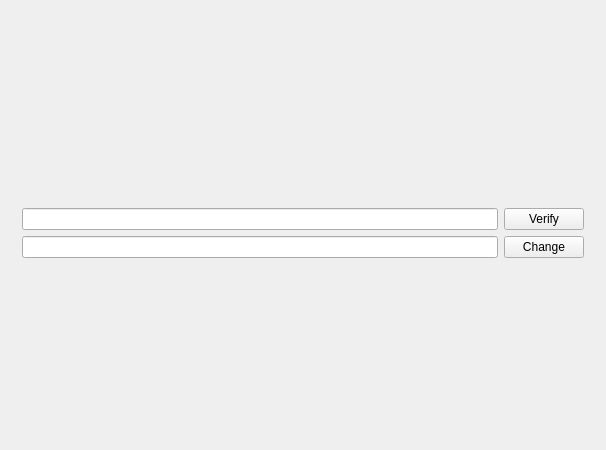
This is src/user/mainwidget.ui in MichaelLugq/ukey-auth as Qt 5 draws it before an edit. The edited form follows.
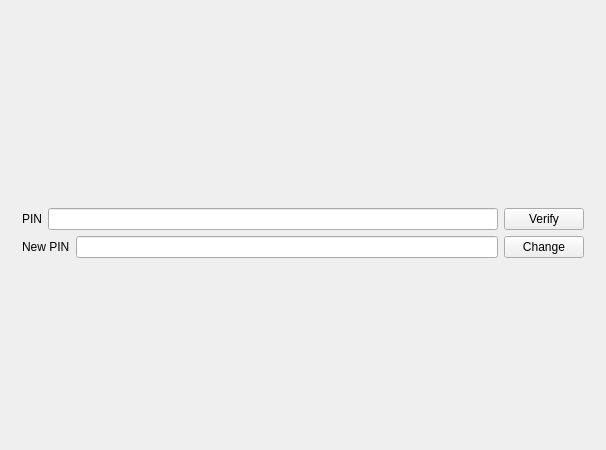
This is the edited form. The open tabs and pages were chosen to show the change.

Diff of the .ui file:
```diff
--- a/src/user/mainwidget.ui
+++ b/src/user/mainwidget.ui
@@ -36,6 +36,13 @@
        </item>
        <item>
         <layout class="QHBoxLayout" name="horizontalLayout_5">
+         <item>
+          <widget class="QLabel" name="label_pin">
+           <property name="text">
+            <string>PIN</string>
+           </property>
+          </widget>
+         </item>
          <item>
           <widget class="QLineEdit" name="edit_pin"/>
          </item>
@@ -50,6 +57,13 @@
        </item>
        <item>
         <layout class="QHBoxLayout" name="horizontalLayout_6">
+         <item>
+          <widget class="QLabel" name="label_new_pin">
+           <property name="text">
+            <string>New PIN</string>
+           </property>
+          </widget>
+         </item>
          <item>
           <widget class="QLineEdit" name="edit_new_pin"/>
          </item>
```
Left out of the diff: 2 changed lines with no effect on the pictures.
